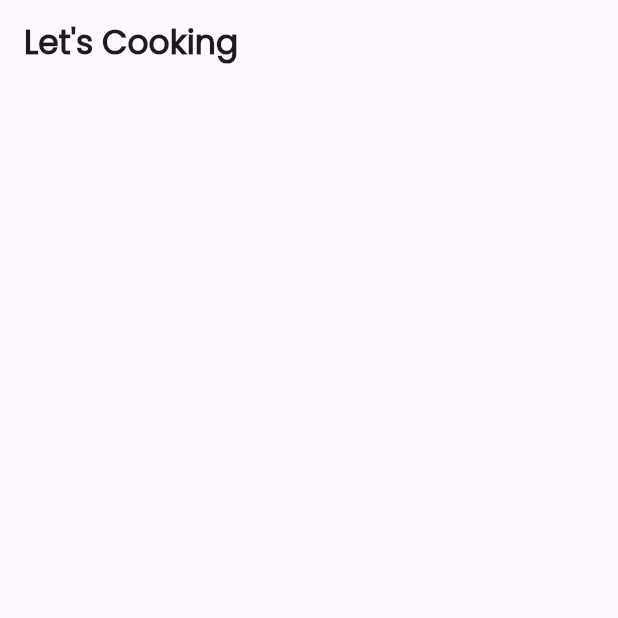
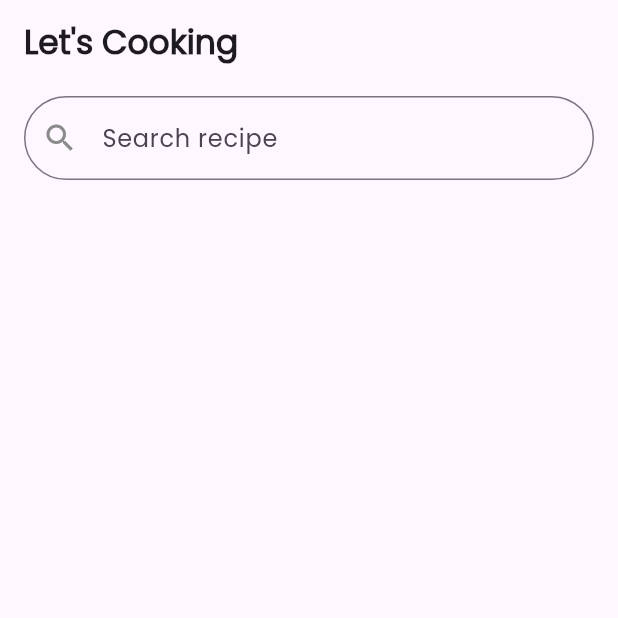
Before and after one commit to HazimNabil/flavor-craft, a Flutter app: the screen it shows after launch, on a phone screen of 412 x 824 dp, the top half of it. Run offline on Flutter 3.47's test engine with Material 3 defaults, Android fonts, the phone set to English and light mode, and no system bars.

Commit message:
Make text field

```diff
--- /dev/null
+++ b/lib/constans.dart
@@ -0,0 +1,3 @@
+import 'package:flutter/material.dart';
+
+const kMainColor = Color(0xFFD99651);
--- a/lib/views/home_view.dart
+++ b/lib/views/home_view.dart
@@ -1,6 +1,7 @@
 import 'package:flutter/material.dart';
 
 import '../helper/create_app_bar.dart';
+import '../widgets/home_view_body.dart';
 
 class HomeView extends StatelessWidget {
   const HomeView({super.key});
@@ -9,6 +10,7 @@ class HomeView extends StatelessWidget {
   Widget build(BuildContext context) {
     return Scaffold(
       appBar: createAppBar("Let's Cooking"),
+      body: const HomeViewBody(),
     );
   }
 }
--- /dev/null
+++ b/lib/widgets/home_view_body.dart
@@ -0,0 +1,13 @@
+import 'package:flavor_craft/widgets/recipe_field.dart';
+import 'package:flutter/material.dart';
+
+class HomeViewBody extends StatelessWidget {
+  const HomeViewBody({super.key});
+
+  @override
+  Widget build(BuildContext context) {
+    return const RecipeField(
+      hint: 'Search recipe',
+    );
+  }
+}
--- /dev/null
+++ b/lib/widgets/recipe_field.dart
@@ -0,0 +1,36 @@
+import 'package:flavor_craft/constans.dart';
+import 'package:flutter/material.dart';
+
+class RecipeField extends StatelessWidget {
+  final String hint;
+
+  const RecipeField({super.key, required this.hint});
+
+  @override
+  Widget build(BuildContext context) {
+    return Padding(
+      padding: const EdgeInsets.symmetric(
+        vertical: 8,
+        horizontal: 16,
+      ),
+      child: TextField(
+        cursorColor: kMainColor,
+        decoration: InputDecoration(
+          contentPadding: const EdgeInsets.symmetric(vertical: 16),
+          prefixIcon: const Icon(
+            Icons.search,
+            color: Color(0xFF8B8B8B),
+          ),
+          hintText: 'Search recipe',
+          border: OutlineInputBorder(
+            borderRadius: BorderRadius.circular(32),
+          ),
+          focusedBorder: OutlineInputBorder(
+            borderRadius: BorderRadius.circular(32),
+            borderSide: const BorderSide(color: kMainColor),
+          ),
+        ),
+      ),
+    );
+  }
+}
```
